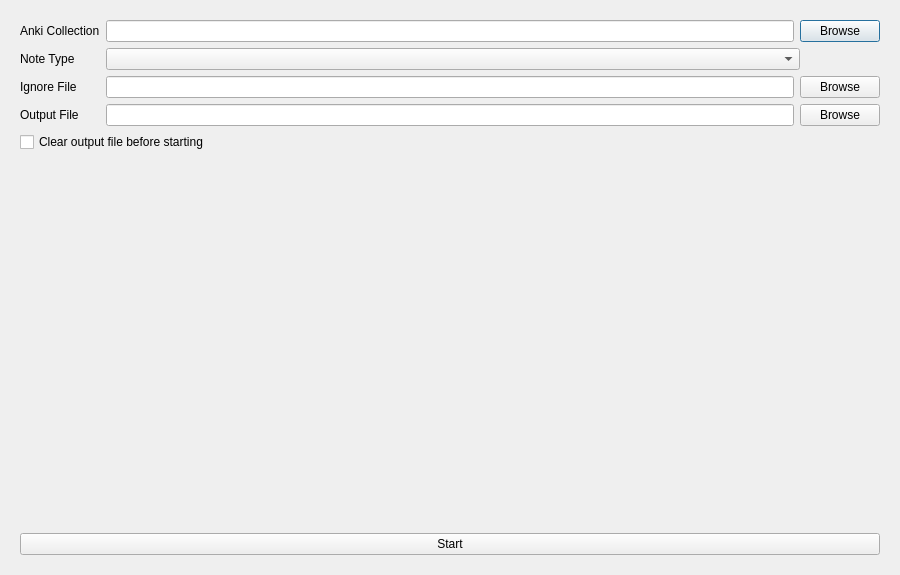
Before: the Qt Designer form plover_cards/card_builder/card_builder.ui in antistic/plover_cards, drawn with Qt 5.
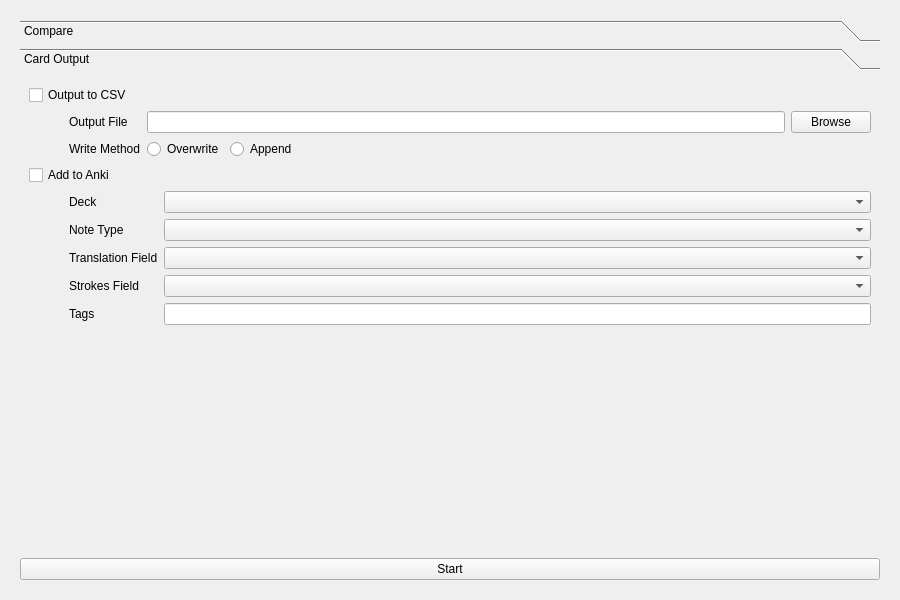
After: the same form once the commit is applied. The open tabs and pages were chosen to show the change. Icons and pictures are not drawn.

Commit message:
rewrite with anki connect
Closes #13

Also closes #12, #2, #4 (which was already closed but eh)

```diff
--- a/plover_cards/card_builder/card_builder.ui
+++ b/plover_cards/card_builder/card_builder.ui
@@ -7,7 +7,7 @@
     <x>0</x>
     <y>0</y>
     <width>900</width>
-    <height>575</height>
+    <height>600</height>
    </rect>
   </property>
   <property name="windowTitle">
@@ -26,42 +26,34 @@
      <widget class="QWidget" name="page_1">
       <layout class="QVBoxLayout" name="verticalLayout">
        <item>
-        <layout class="QFormLayout" name="layout">
-         <item row="0" column="0">
-          <widget class="QLabel" name="label">
-           <property name="text">
-            <string>Anki Collection</string>
-           </property>
-          </widget>
-         </item>
-         <item row="0" column="1">
-          <layout class="QHBoxLayout" name="horizontalLayout">
+        <widget class="QToolBox" name="settings">
+         <property name="currentIndex">
+          <number>0</number>
+         </property>
+         <widget class="QWidget" name="compare">
+          <property name="geometry">
+           <rect>
+            <x>0</x>
+            <y>0</y>
+            <width>856</width>
+            <height>426</height>
+           </rect>
+          </property>
+          <attribute name="label">
+           <string>Compare</string>
+          </attribute>
+          <layout class="QVBoxLayout" name="verticalLayout_6">
            <item>
-            <widget class="QLineEdit" name="anki_path"/>
-           </item>
-           <item>
-            <widget class="QPushButton" name="anki_browse">
+            <widget class="QCheckBox" name="use_ignore">
              <property name="text">
-              <string>Browse</string>
+              <string>Use ignore file</string>
              </property>
             </widget>
            </item>
-          </layout>
-         </item>
-         <item row="1" column="0">
-          <widget class="QLabel" name="label_6">
-           <property name="text">
-            <string>Note Type</string>
-           </property>
-          </widget>
-         </item>
-         <item row="1" column="1">
-          <layout class="QHBoxLayout" name="horizontalLayout_6">
            <item>
-            <widget class="QComboBox" name="note_type"/>
-           </item>
+            <layout class="QHBoxLayout" name="horizontalLayout_2">
            <item>
-            <spacer name="horizontalSpacer_2">
+              <spacer name="horizontalSpacer">
              <property name="orientation">
               <enum>Qt::Horizontal</enum>
              </property>
@@ -70,23 +62,23 @@
              </property>
              <property name="sizeHint" stdset="0">
               <size>
-               <width>80</width>
+                 <width>40</width>
                <height>20</height>
               </size>
              </property>
             </spacer>
            </item>
-          </layout>
-         </item>
-         <item row="2" column="0">
-          <widget class="QLabel" name="label_4">
+             <item>
+              <layout class="QFormLayout" name="ignore_section">
+               <item row="0" column="0">
+                <widget class="QLabel" name="ignore_label">
            <property name="text">
             <string>Ignore File</string>
            </property>
           </widget>
          </item>
-         <item row="2" column="1">
-          <layout class="QHBoxLayout" name="horizontalLayout_4">
+               <item row="0" column="1">
+                <layout class="QHBoxLayout" name="horizontalLayout">
            <item>
             <widget class="QLineEdit" name="ignore_path"/>
            </item>
@@ -99,15 +91,125 @@
            </item>
           </layout>
          </item>
-         <item row="3" column="0">
-          <widget class="QLabel" name="label_5">
+              </layout>
+             </item>
+            </layout>
+           </item>
+           <item>
+            <widget class="QCheckBox" name="compare_to_anki">
+             <property name="text">
+              <string>Compare to Anki</string>
+             </property>
+            </widget>
+           </item>
+           <item>
+            <layout class="QHBoxLayout" name="horizontalLayout_4">
+             <item>
+              <spacer name="horizontalSpacer_3">
+               <property name="orientation">
+                <enum>Qt::Horizontal</enum>
+               </property>
+               <property name="sizeType">
+                <enum>QSizePolicy::Fixed</enum>
+               </property>
+               <property name="sizeHint" stdset="0">
+                <size>
+                 <width>40</width>
+                 <height>20</height>
+                </size>
+               </property>
+              </spacer>
+             </item>
+             <item>
+              <layout class="QFormLayout" name="compare_to_anki_section">
+               <item row="0" column="0">
+                <widget class="QLabel" name="anki_query_label">
+                 <property name="text">
+                  <string>Query</string>
+                 </property>
+                </widget>
+               </item>
+               <item row="0" column="1">
+                <widget class="QLineEdit" name="anki_query"/>
+               </item>
+               <item row="1" column="0">
+                <widget class="QLabel" name="anki_compare_field_label">
+                 <property name="text">
+                  <string>Compare Field</string>
+                 </property>
+                </widget>
+               </item>
+               <item row="1" column="1">
+                <widget class="QComboBox" name="anki_compare_field"/>
+               </item>
+              </layout>
+             </item>
+            </layout>
+           </item>
+           <item>
+            <spacer name="verticalSpacer">
+             <property name="orientation">
+              <enum>Qt::Vertical</enum>
+             </property>
+             <property name="sizeHint" stdset="0">
+              <size>
+               <width>20</width>
+               <height>40</height>
+              </size>
+             </property>
+            </spacer>
+           </item>
+          </layout>
+         </widget>
+         <widget class="QWidget" name="card_output">
+          <property name="geometry">
+           <rect>
+            <x>0</x>
+            <y>0</y>
+            <width>856</width>
+            <height>426</height>
+           </rect>
+          </property>
+          <attribute name="label">
+           <string>Card Output</string>
+          </attribute>
+          <layout class="QVBoxLayout" name="verticalLayout_8">
+           <item>
+            <widget class="QCheckBox" name="output_to_csv">
+             <property name="text">
+              <string>Output to CSV</string>
+             </property>
+            </widget>
+           </item>
+           <item>
+            <layout class="QHBoxLayout" name="horizontalLayout_3">
+             <item>
+              <spacer name="horizontalSpacer_2">
+               <property name="orientation">
+                <enum>Qt::Horizontal</enum>
+               </property>
+               <property name="sizeType">
+                <enum>QSizePolicy::Fixed</enum>
+               </property>
+               <property name="sizeHint" stdset="0">
+                <size>
+                 <width>40</width>
+                 <height>20</height>
+                </size>
+               </property>
+              </spacer>
+             </item>
+             <item>
+              <layout class="QFormLayout" name="output_section">
+               <item row="0" column="0">
+                <widget class="QLabel" name="output_label">
            <property name="text">
             <string>Output File</string>
            </property>
           </widget>
          </item>
-         <item row="3" column="1">
-          <layout class="QHBoxLayout" name="horizontalLayout_5">
+               <item row="0" column="1">
+                <layout class="QHBoxLayout" name="horizontalLayout_10">
            <item>
             <widget class="QLineEdit" name="output_path"/>
            </item>
@@ -120,15 +222,129 @@
            </item>
           </layout>
          </item>
-        </layout>
-       </item>
+               <item row="1" column="1">
+                <layout class="QHBoxLayout" name="horizontalLayout_12">
+                 <item>
+                  <widget class="QRadioButton" name="append_output">
+                   <property name="text">
+                    <string>Overwrite</string>
+                   </property>
+                  </widget>
+                 </item>
+                 <item>
+                  <widget class="QRadioButton" name="overwrite_output">
+                   <property name="text">
+                    <string>Append</string>
+                   </property>
+                  </widget>
+                 </item>
+                 <item>
+                  <spacer name="horizontalSpacer_5">
+                   <property name="orientation">
+                    <enum>Qt::Horizontal</enum>
+                   </property>
+                   <property name="sizeHint" stdset="0">
+                    <size>
+                     <width>40</width>
+                     <height>20</height>
+                    </size>
+                   </property>
+                  </spacer>
+                 </item>
+                </layout>
+               </item>
+               <item row="1" column="0">
+                <widget class="QLabel" name="write_method_label">
+                 <property name="text">
+                  <string>Write Method</string>
+                 </property>
+                </widget>
+               </item>
+              </layout>
+             </item>
+            </layout>
+           </item>
        <item>
-        <widget class="QCheckBox" name="clear_output">
+            <widget class="QCheckBox" name="add_to_anki">
          <property name="text">
-          <string>Clear output file before starting</string>
+              <string>Add to Anki</string>
          </property>
         </widget>
        </item>
+           <item>
+            <layout class="QHBoxLayout" name="horizontalLayout_5">
+             <item>
+              <spacer name="horizontalSpacer_4">
+               <property name="orientation">
+                <enum>Qt::Horizontal</enum>
+               </property>
+               <property name="sizeType">
+                <enum>QSizePolicy::Fixed</enum>
+               </property>
+               <property name="sizeHint" stdset="0">
+                <size>
+                 <width>40</width>
+                 <height>20</height>
+                </size>
+               </property>
+              </spacer>
+             </item>
+             <item>
+              <layout class="QFormLayout" name="add_anki_section">
+               <item row="0" column="0">
+                <widget class="QLabel" name="deck_label">
+                 <property name="text">
+                  <string>Deck</string>
+                 </property>
+                </widget>
+               </item>
+               <item row="1" column="0">
+                <widget class="QLabel" name="note_type_label">
+                 <property name="text">
+                  <string>Note Type</string>
+                 </property>
+                </widget>
+               </item>
+               <item row="2" column="0">
+                <widget class="QLabel" name="translation_field_label">
+                 <property name="text">
+                  <string>Translation Field</string>
+                 </property>
+                </widget>
+               </item>
+               <item row="2" column="1">
+                <widget class="QComboBox" name="translation_field"/>
+               </item>
+               <item row="3" column="0">
+                <widget class="QLabel" name="strokes_field_label">
+                 <property name="text">
+                  <string>Strokes Field</string>
+                 </property>
+                </widget>
+               </item>
+               <item row="4" column="0">
+                <widget class="QLabel" name="tags_label">
+                 <property name="text">
+                  <string>Tags</string>
+                 </property>
+                </widget>
+               </item>
+               <item row="4" column="1">
+                <widget class="QLineEdit" name="tags"/>
+               </item>
+               <item row="3" column="1">
+                <widget class="QComboBox" name="strokes_field"/>
+               </item>
+               <item row="0" column="1">
+                <widget class="QComboBox" name="deck"/>
+               </item>
+               <item row="1" column="1">
+                <widget class="QComboBox" name="note_type"/>
+               </item>
+              </layout>
+             </item>
+            </layout>
+           </item>
        <item>
         <spacer name="verticalSpacer_2">
          <property name="orientation">
@@ -142,6 +358,10 @@
          </property>
         </spacer>
        </item>
+          </layout>
+         </widget>
+        </widget>
+       </item>
        <item>
         <widget class="QPushButton" name="start">
          <property name="text">
```
Left out of the diff: 34 changed lines with no effect on the pictures. Lines whose indentation alone changed are shown as unchanged. The commit also changes 6 other files.
